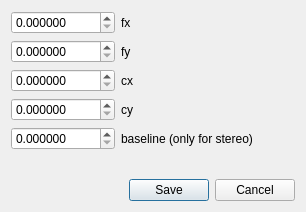
Before: the Qt Designer form guilib/src/ui/createSimpleCalibrationDialog.ui in introlab/rtabmap, drawn with Qt 5.
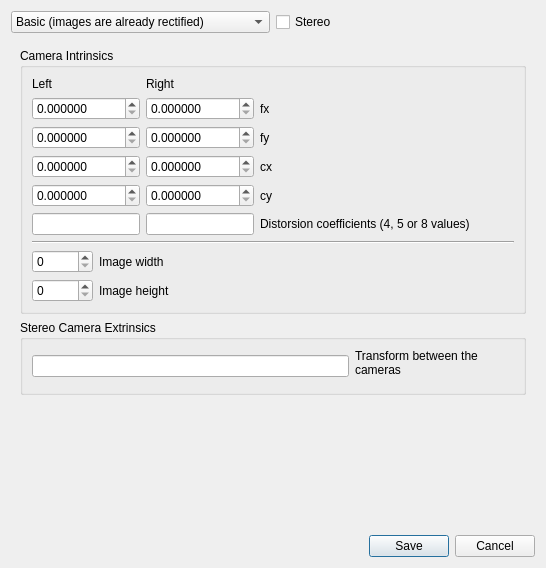
After: the same form once the commit is applied.

```diff
--- a/guilib/src/ui/createSimpleCalibrationDialog.ui
+++ b/guilib/src/ui/createSimpleCalibrationDialog.ui
@@ -6,43 +6,52 @@
    <rect>
     <x>0</x>
     <y>0</y>
-    <width>306</width>
-    <height>212</height>
+    <width>546</width>
+    <height>568</height>
    </rect>
   </property>
   <property name="windowTitle">
    <string>Create simple calibration</string>
   </property>
+  <layout class="QVBoxLayout" name="verticalLayout_3">
+   <item>
+    <layout class="QHBoxLayout" name="horizontalLayout">
+     <item>
+      <widget class="QComboBox" name="comboBox_advanced">
+       <item>
+        <property name="text">
+         <string>Basic (images are already rectified)</string>
+        </property>
+       </item>
+       <item>
+        <property name="text">
+         <string>Advanced (images should be rectified)</string>
+        </property>
+       </item>
+      </widget>
+     </item>
+     <item>
+      <widget class="QCheckBox" name="checkBox_stereo">
+       <property name="text">
+        <string>Stereo</string>
+       </property>
+      </widget>
+     </item>
+    </layout>
+   </item>
+   <item>
+    <widget class="QStackedWidget" name="stackedWidget">
+     <property name="currentIndex">
+      <number>1</number>
+     </property>
+     <widget class="QWidget" name="page_2">
   <layout class="QVBoxLayout" name="verticalLayout">
    <item>
-    <layout class="QFormLayout" name="formLayout">
-     <item row="0" column="0">
-      <widget class="QDoubleSpinBox" name="doubleSpinBox_fx">
-       <property name="decimals">
-        <number>6</number>
-       </property>
-       <property name="maximum">
-        <double>99999.000000000000000</double>
-       </property>
-      </widget>
-     </item>
-     <item row="0" column="1">
-      <widget class="QLabel" name="label">
-       <property name="text">
-        <string>fx</string>
-       </property>
-      </widget>
-     </item>
-     <item row="1" column="0">
-      <widget class="QDoubleSpinBox" name="doubleSpinBox_fy">
-       <property name="decimals">
-        <number>6</number>
-       </property>
-       <property name="maximum">
-        <double>99999.000000000000000</double>
-       </property>
-      </widget>
-     </item>
+        <widget class="QGroupBox" name="groupBox">
+         <property name="title">
+          <string>Camera Intrinsics</string>
+         </property>
+         <layout class="QGridLayout" name="gridLayout" columnstretch="0,1">
      <item row="1" column="1">
       <widget class="QLabel" name="label_2">
        <property name="text">
@@ -50,8 +59,8 @@
        </property>
       </widget>
      </item>
-     <item row="2" column="0">
-      <widget class="QDoubleSpinBox" name="doubleSpinBox_cx">
+          <item row="0" column="0">
+           <widget class="QDoubleSpinBox" name="doubleSpinBox_fx">
        <property name="decimals">
         <number>6</number>
        </property>
@@ -67,8 +76,8 @@
        </property>
       </widget>
      </item>
-     <item row="3" column="0">
-      <widget class="QDoubleSpinBox" name="doubleSpinBox_cy">
+          <item row="1" column="0">
+           <widget class="QDoubleSpinBox" name="doubleSpinBox_fy">
        <property name="decimals">
         <number>6</number>
        </property>
@@ -84,6 +93,13 @@
        </property>
       </widget>
      </item>
+          <item row="0" column="1">
+           <widget class="QLabel" name="label">
+            <property name="text">
+             <string>fx</string>
+            </property>
+           </widget>
+          </item>
      <item row="4" column="0">
       <widget class="QDoubleSpinBox" name="doubleSpinBox_baseline">
        <property name="decimals">
@@ -97,14 +113,281 @@
        </property>
       </widget>
      </item>
+          <item row="3" column="0">
+           <widget class="QDoubleSpinBox" name="doubleSpinBox_cy">
+            <property name="decimals">
+             <number>6</number>
+            </property>
+            <property name="maximum">
+             <double>99999.000000000000000</double>
+            </property>
+           </widget>
+          </item>
+          <item row="2" column="0">
+           <widget class="QDoubleSpinBox" name="doubleSpinBox_cx">
+            <property name="decimals">
+             <number>6</number>
+            </property>
+            <property name="maximum">
+             <double>99999.000000000000000</double>
+            </property>
+           </widget>
+          </item>
+         </layout>
+        </widget>
+       </item>
+       <item>
+        <spacer name="verticalSpacer">
+         <property name="orientation">
+          <enum>Qt::Vertical</enum>
+         </property>
+         <property name="sizeHint" stdset="0">
+          <size>
+           <width>20</width>
+           <height>40</height>
+          </size>
+         </property>
+        </spacer>
+       </item>
+      </layout>
+     </widget>
+     <widget class="QWidget" name="page">
+      <layout class="QVBoxLayout" name="verticalLayout_2">
+       <item>
+        <widget class="QGroupBox" name="groupBox_3">
+         <property name="title">
+          <string>Camera Intrinsics</string>
+         </property>
+         <layout class="QVBoxLayout" name="verticalLayout_4">
+          <item>
+           <layout class="QGridLayout" name="gridLayout_3" columnstretch="0,0,1">
+            <item row="0" column="0">
+             <widget class="QLabel" name="label_left">
+              <property name="text">
+               <string>Left</string>
+              </property>
+             </widget>
+            </item>
+            <item row="0" column="1">
+             <widget class="QLabel" name="label_right">
+              <property name="text">
+               <string>Right</string>
+              </property>
+             </widget>
+            </item>
+            <item row="1" column="0">
+             <widget class="QDoubleSpinBox" name="doubleSpinBox_fx_l">
+              <property name="decimals">
+               <number>6</number>
+              </property>
+              <property name="maximum">
+               <double>99999.000000000000000</double>
+              </property>
+             </widget>
+            </item>
+            <item row="1" column="1">
+             <widget class="QDoubleSpinBox" name="doubleSpinBox_fx_r">
+              <property name="decimals">
+               <number>6</number>
+              </property>
+              <property name="maximum">
+               <double>99999.000000000000000</double>
+              </property>
+             </widget>
+            </item>
+            <item row="1" column="2">
+             <widget class="QLabel" name="label_10">
+              <property name="text">
+               <string>fx</string>
+              </property>
+             </widget>
+            </item>
+            <item row="2" column="0">
+             <widget class="QDoubleSpinBox" name="doubleSpinBox_fy_l">
+              <property name="decimals">
+               <number>6</number>
+              </property>
+              <property name="maximum">
+               <double>99999.000000000000000</double>
+              </property>
+             </widget>
+            </item>
+            <item row="2" column="1">
+             <widget class="QDoubleSpinBox" name="doubleSpinBox_fy_r">
+              <property name="decimals">
+               <number>6</number>
+              </property>
+              <property name="maximum">
+               <double>99999.000000000000000</double>
+              </property>
+             </widget>
+            </item>
+            <item row="2" column="2">
+             <widget class="QLabel" name="label_9">
+              <property name="text">
+               <string>fy</string>
+              </property>
+             </widget>
+            </item>
+            <item row="3" column="0">
+             <widget class="QDoubleSpinBox" name="doubleSpinBox_cx_l">
+              <property name="decimals">
+               <number>6</number>
+              </property>
+              <property name="maximum">
+               <double>99999.000000000000000</double>
+              </property>
+             </widget>
+            </item>
+            <item row="3" column="1">
+             <widget class="QDoubleSpinBox" name="doubleSpinBox_cx_r">
+              <property name="decimals">
+               <number>6</number>
+              </property>
+              <property name="maximum">
+               <double>99999.000000000000000</double>
+              </property>
+             </widget>
+            </item>
+            <item row="3" column="2">
+             <widget class="QLabel" name="label_11">
+              <property name="text">
+               <string>cx</string>
+              </property>
+             </widget>
+            </item>
+            <item row="4" column="0">
+             <widget class="QDoubleSpinBox" name="doubleSpinBox_cy_l">
+              <property name="decimals">
+               <number>6</number>
+              </property>
+              <property name="maximum">
+               <double>99999.000000000000000</double>
+              </property>
+             </widget>
+            </item>
      <item row="4" column="1">
+             <widget class="QDoubleSpinBox" name="doubleSpinBox_cy_r">
+              <property name="decimals">
+               <number>6</number>
+              </property>
+              <property name="maximum">
+               <double>99999.000000000000000</double>
+              </property>
+             </widget>
+            </item>
+            <item row="4" column="2">
+             <widget class="QLabel" name="label_8">
+              <property name="text">
+               <string>cy</string>
+              </property>
+             </widget>
+            </item>
+            <item row="5" column="0">
+             <widget class="QLineEdit" name="lineEdit_D_l"/>
+            </item>
+            <item row="5" column="1">
+             <widget class="QLineEdit" name="lineEdit_D_r"/>
+            </item>
+            <item row="5" column="2">
+             <widget class="QLabel" name="label_12">
+              <property name="toolTip">
+               <string>k1, k2, p1, p2[, k3[, k4, k5, k6 ]]</string>
+              </property>
+              <property name="text">
+               <string>Distorsion coefficients (4, 5 or 8 values)</string>
+              </property>
+              <property name="wordWrap">
+               <bool>true</bool>
+              </property>
+             </widget>
+            </item>
+           </layout>
+          </item>
+          <item>
+           <widget class="Line" name="line">
+            <property name="orientation">
+             <enum>Qt::Horizontal</enum>
+            </property>
+           </widget>
+          </item>
+          <item>
+           <layout class="QGridLayout" name="gridLayout_4" columnstretch="0,1">
+            <item row="0" column="0">
+             <widget class="QSpinBox" name="spinBox_width">
+              <property name="maximum">
+               <number>99999</number>
+              </property>
+             </widget>
+            </item>
+            <item row="0" column="1">
       <widget class="QLabel" name="label_5">
        <property name="text">
-        <string>baseline (only for stereo)</string>
+               <string>Image width</string>
        </property>
       </widget>
      </item>
-    </layout>
+            <item row="1" column="0">
+             <widget class="QSpinBox" name="spinBox_height">
+              <property name="maximum">
+               <number>99999</number>
+              </property>
+             </widget>
+            </item>
+            <item row="1" column="1">
+             <widget class="QLabel" name="label_13">
+              <property name="text">
+               <string>Image height</string>
+              </property>
+             </widget>
+            </item>
+           </layout>
+          </item>
+         </layout>
+        </widget>
+       </item>
+       <item>
+        <widget class="QGroupBox" name="groupBox_stereo_extrinsics">
+         <property name="title">
+          <string>Stereo Camera Extrinsics</string>
+         </property>
+         <layout class="QGridLayout" name="gridLayout_2">
+          <item row="0" column="0" rowspan="2" colspan="2">
+           <widget class="QLineEdit" name="lineEdit_RT">
+            <property name="toolTip">
+             <string>&lt;html&gt;&lt;head/&gt;&lt;body&gt;&lt;p&gt;Format (3 values): x y z&lt;br/&gt;Format (6 values): x y z roll pitch yaw&lt;br/&gt;Format (7 values): x y z qx qy qz qw&lt;br/&gt;Format (9 values, 3x3 rotation): r11 r12 r13 r21 r22 r23 r31 r32 r33&lt;br/&gt;Format (12 values, 3x4 transform): r11 r12 r13 tx r21 r22 r23 ty r31 r32 r33 tz&lt;/p&gt;&lt;p&gt;KITTI: /base_link to /gray_camera = 0 0 1 -1 0 0 0 -1 0&lt;br/&gt;KITTI: /base_link to /color_camera = 0 0 1 0 -1 0 0 -0.06 0 -1 0 0&lt;/p&gt;&lt;/body&gt;&lt;/html&gt;</string>
+            </property>
+           </widget>
+          </item>
+          <item row="0" column="2">
+           <widget class="QLabel" name="label_6">
+            <property name="text">
+             <string>Transform between the cameras</string>
+            </property>
+            <property name="wordWrap">
+             <bool>true</bool>
+            </property>
+           </widget>
+          </item>
+         </layout>
+        </widget>
+       </item>
+       <item>
+        <spacer name="verticalSpacer_2">
+         <property name="orientation">
+          <enum>Qt::Vertical</enum>
+         </property>
+         <property name="sizeHint" stdset="0">
+          <size>
+           <width>20</width>
+           <height>40</height>
+          </size>
+         </property>
+        </spacer>
+       </item>
+      </layout>
+     </widget>
+    </widget>
    </item>
    <item>
     <widget class="QDialogButtonBox" name="buttonBox">
```
Left out of the diff: 45 changed lines with no effect on the pictures. Lines whose indentation alone changed are shown as unchanged.
